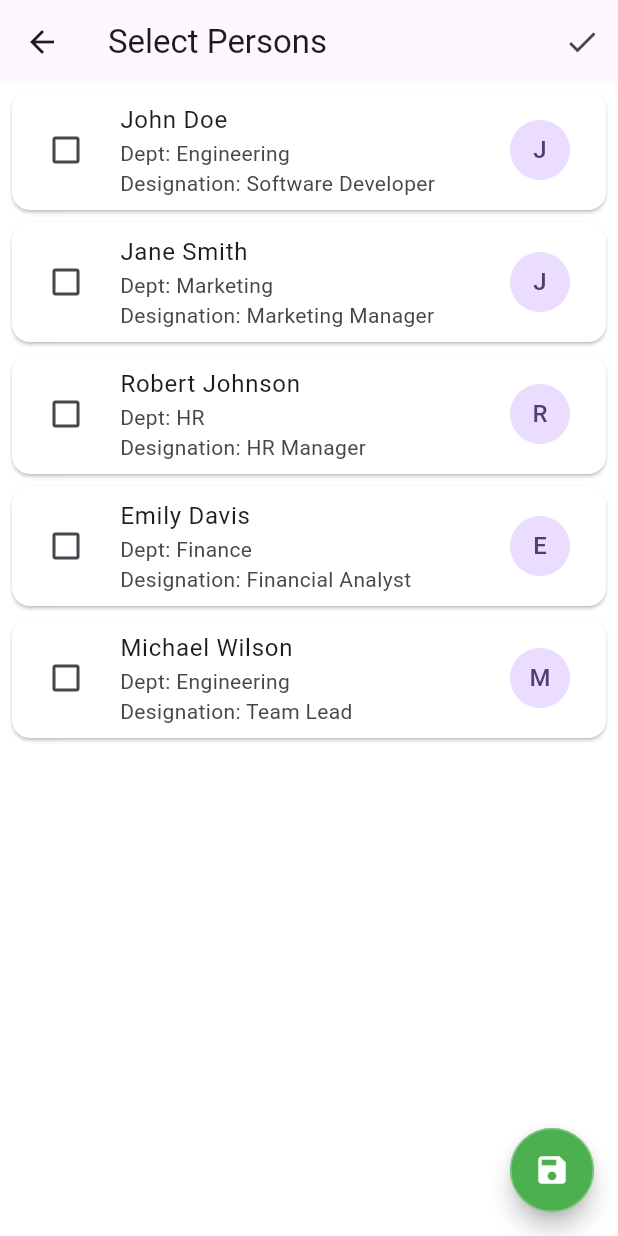
After one commit to Rafid-tawhid/YunuscoSystem, a Flutter app: the PersonSelectionScreen screen opened directly, on a phone screen of 412 x 824 dp. The commit adds this screen. Run offline on Flutter 3.47's test engine with Material 3 defaults, Android fonts, the phone set to English and light mode, and no system bars; our stand-ins replace cloud_firestore, file_picker, firebase_core, firebase_messaging, fl_chart, flutter_easyloading and 11 more; missing offline and left inert: app_settings, http_interceptor, simple_month_year_picker; accounts and stored records are empty; key blocks and very long unbroken strings in the code were emptied for the run.

Commit message:
update meeting room

```diff
--- /dev/null
+++ b/lib/models/members_model.dart
@@ -0,0 +1,15 @@
+class MembersModel {
+  final String id;
+  final String name;
+  final String department;
+  final String designation;
+  bool isSelected;
+
+  MembersModel({
+    required this.id,
+    required this.name,
+    required this.department,
+    required this.designation,
+    this.isSelected = false,
+  });
+}
--- a/lib/providers/hr_provider.dart
+++ b/lib/providers/hr_provider.dart
@@ -2,6 +2,7 @@ import 'package:flutter/cupertino.dart';
 import 'package:yunusco_group/helper_class/dashboard_helpers.dart';
 import 'package:yunusco_group/models/attendence_model.dart';
 import 'package:yunusco_group/models/employee_attendance_model.dart';
+import 'package:yunusco_group/models/members_model.dart';
 import 'package:yunusco_group/models/payslip_model.dart';
 import 'package:yunusco_group/models/single_emp_leave_history_model.dart';
 import 'package:yunusco_group/service_class/api_services.dart';
@@ -234,4 +235,58 @@ class HrProvider extends ChangeNotifier{
     }
     notifyListeners();
   }
+
+
+
+
+
+  final List<MembersModel> _member_list = [
+    MembersModel(
+      id: '1',
+      name: 'John Doe',
+      department: 'Engineering',
+      designation: 'Software Developer',
+      isSelected: false,
+    ),
+    MembersModel(
+      id: '2',
+      name: 'Jane Smith',
+      department: 'Marketing',
+      designation: 'Marketing Manager',
+      isSelected: false,
+    ),
+    MembersModel(
+      id: '3',
+      name: 'Robert Johnson',
+      department: 'HR',
+      designation: 'HR Manager',
+      isSelected: false,
+    ),
+    MembersModel(
+      id: '4',
+      name: 'Emily Davis',
+      department: 'Finance',
+      designation: 'Financial Analyst',
+      isSelected: false,
+    ),
+    MembersModel(
+      id: '5',
+      name: 'Michael Wilson',
+      department: 'Engineering',
+      designation: 'Team Lead',
+      isSelected: false,
+    ),
+  ];
+
+  List<MembersModel> get member_list => _member_list;
+
+  Future<void> selectDeselect(MembersModel member) async {
+    member.isSelected = !member.isSelected;
+    notifyListeners();
+  }
+
+  void toggleSelection(int index) {
+    _member_list[index].isSelected = !_member_list[index].isSelected;
+    notifyListeners();
+  }
 }
--- a/lib/screens/HR&PayRoll/board_room_booking_screen.dart
+++ b/lib/screens/HR&PayRoll/board_room_booking_screen.dart
@@ -1,8 +1,12 @@
+import 'package:flutter/cupertino.dart';
 import 'package:flutter/material.dart';
 import 'package:cloud_firestore/cloud_firestore.dart';
 import 'package:flutter_easyloading/flutter_easyloading.dart';
 import 'package:intl/intl.dart';
 import 'package:yunusco_group/helper_class/dashboard_helpers.dart';
+import 'package:yunusco_group/screens/HR&PayRoll/widgets/selected_peoples.dart';
+
+import 'members_screen.dart';
 
 class BoardRoomBookingScreen extends StatefulWidget {
   @override
@@ -347,7 +351,7 @@ class _BoardRoomBookingScreenState extends State<BoardRoomBookingScreen> {
     return Scaffold(
       backgroundColor: Colors.white,
       appBar: AppBar(
-        title: Text('Book Conference Room'),
+        title: Text('Book Conference'),
       ),
       body: SingleChildScrollView(
         padding: EdgeInsets.all(16),
@@ -372,14 +376,21 @@ class _BoardRoomBookingScreenState extends State<BoardRoomBookingScreen> {
                     icon: Icon(Icons.calendar_today),
                     onPressed: () => _selectDate(context),
                   ),
+                  Spacer(),
+                  IconButton(onPressed: (){
+                    Navigator.push(context, CupertinoPageRoute(builder: (context)=>PersonSelectionScreen())).then((persons){
+                      if(persons!=null){
+                        debugPrint('person $persons');
+                      }
+                    });
+                  }, icon: Icon(Icons.person_add_alt_rounded))
                 ],
               ),
-              SizedBox(height: 20),
-
+              SelectedPeopleWidget(),
               // Time Slots Grid
               Text(
                 'Available Time Slots (8am - 6pm):',
-                style: TextStyle(fontSize: 16, fontWeight: FontWeight.bold),
+                style: TextStyle(fontSize: 14, fontWeight: FontWeight.bold),
               ),
               SizedBox(height: 10),
               Wrap(
--- /dev/null
+++ b/lib/screens/HR&PayRoll/members_screen.dart
@@ -0,0 +1,72 @@
+import 'package:flutter/material.dart';
+import 'package:provider/provider.dart';
+import 'package:yunusco_group/providers/hr_provider.dart';
+
+class PersonSelectionScreen extends StatelessWidget {
+  const PersonSelectionScreen({super.key});
+
+  @override
+  Widget build(BuildContext context) {
+    return Scaffold(
+      backgroundColor: Colors.white,
+      appBar: AppBar(
+        title: const Text('Select Persons'),
+        actions: [
+          IconButton(
+            icon: const Icon(Icons.done),
+            onPressed: () {
+              // Just close the screen when done is pressed
+              Navigator.pop(context);
+            },
+            tooltip: 'Done',
+          ),
+        ],
+      ),
+      body: Consumer<HrProvider>(
+        builder: (context, provider, child) {
+          return ListView.builder(
+            itemCount: provider.member_list.length,
+            itemBuilder: (context, index) {
+              final person = provider.member_list[index];
+              return Card(
+                color: Colors.white,
+                margin: const EdgeInsets.symmetric(horizontal: 8, vertical: 4),
+                child: CheckboxListTile(
+                  title: Text(person.name),
+                  subtitle: Column(
+                    crossAxisAlignment: CrossAxisAlignment.start,
+                    children: [
+                      Text('Dept: ${person.department}'),
+                      Text('Designation: ${person.designation}'),
+                    ],
+                  ),
+                  value: person.isSelected,
+                  onChanged: (bool? value) {
+                    provider.toggleSelection(index);
+                  },
+                  secondary: CircleAvatar(
+                    child: Text(person.name.substring(0, 1)),
+                  ),
+                  controlAffinity: ListTileControlAffinity.leading,
+                ),
+              );
+            },
+          );
+        },
+      ),
+      floatingActionButton: FloatingActionButton(
+        backgroundColor: Colors.green,
+        shape: OutlineInputBorder(
+          borderRadius: BorderRadius.circular(50),
+          borderSide: BorderSide(color: Colors.green.shade300),
+        ),
+        onPressed: () {
+          // Just close the screen when save is pressed
+          Navigator.pop(context);
+        },
+        tooltip: 'Save',
+        child: const Icon(Icons.save, color: Colors.white),
+      ),
+    );
+  }
+}
--- a/lib/utils/constants.dart
+++ b/lib/utils/constants.dart
@@ -6,8 +6,10 @@ import '../screens/home_page.dart';
 class AppConstants {
   // 🔗 API Base URLs
 
-  static const String baseUrl = "http://192.168.15.6:8090/";
-  static const String liveUrl = "http://202.74.243.118:1726/";
+  //static const String baseUrl = "http://192.168.15.6:8090/";
+  static const String baseUrl = "https://192.168.15.6:5630/";
+ // static const String liveUrl = "http://202.74.243.118:1726/";
+  static const String liveUrl = "http://192.168.15.6:8090/";
   static String token = '';
 
   // 📱 Screen Dimensions
```
Also changed, not shown: lib/main.dart (+10 -1 lines), lib/screens/HR&PayRoll/widgets/selected_peoples.dart (added, +47 -0 lines), lib/screens/Merchandising/costing_approval_screen.dart (line endings or trailing spaces).
